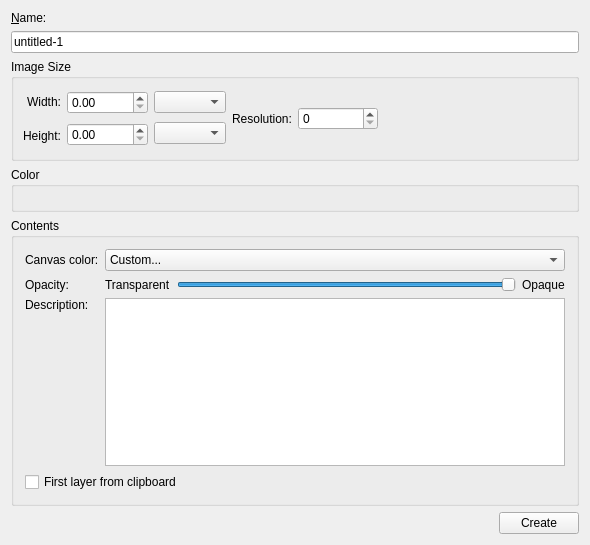
Old version of the form krita/ui/wdgnewimage.ui in the repository KDE/krita.
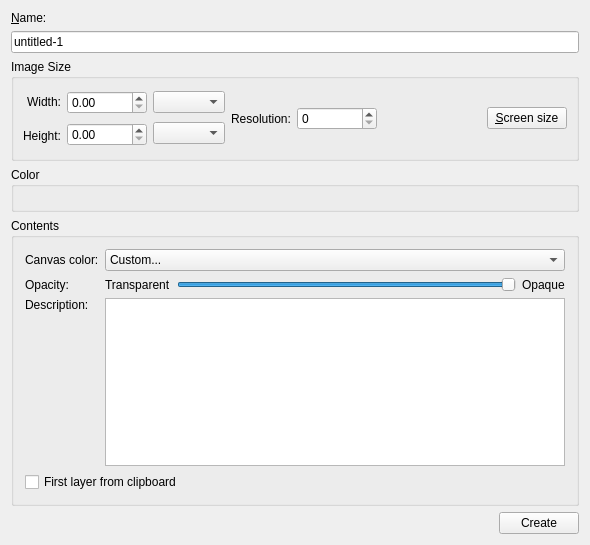
New version of the form. Custom widgets are drawn as their Qt base class.

Commit message: Add a convenience button to preset the screen resolution. This probably should be a combobox with several useful sizes and resolutions, but it solves BUG: 147994 for now.

Diff of the .ui file:
```diff
--- a/krita/ui/wdgnewimage.ui
+++ b/krita/ui/wdgnewimage.ui
@@ -205,6 +205,16 @@
         </property>
        </spacer>
       </item>
+      <item>
+       <widget class="QPushButton" name="bnScreenSize" >
+        <property name="toolTip" >
+         <string>Set Width and Height to screen resolution.</string>
+        </property>
+        <property name="text" >
+         <string>&amp;Screen size</string>
+        </property>
+       </widget>
+      </item>
      </layout>
     </widget>
    </item>
```
Left out of the diff: 183 changed lines with no effect on the pictures. The commit also changes 2 other files.
